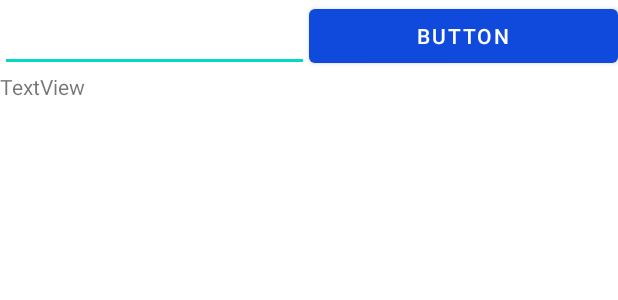
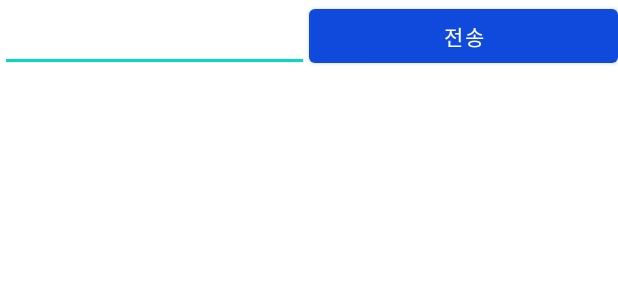
Before and after one commit to ghchoi0427/Android-Sandbox, an Android app: the layout activity_socket_client.xml on its own in the app's theme, with its tools: preview values and no code run, on a phone screen of 412 x 824 dp. Shown: the top 300 px of the screen. Run offline under Robolectric (Android 15) with nearby library versions, the light colour scheme and no system bars.

Commit message:
chore: 레이아웃 변경

```diff
--- a/app/src/main/res/layout/activity_socket_client.xml
+++ b/app/src/main/res/layout/activity_socket_client.xml
@@ -14,14 +14,14 @@
             android:id="@+id/edit_client_message"
             android:layout_width="match_parent"
             android:layout_height="match_parent"
-            android:layout_weight="1"/>
+            android:layout_weight="1" />
 
         <Button
             android:id="@+id/btn_socket_client_send"
             android:layout_width="match_parent"
             android:layout_height="match_parent"
             android:layout_weight="1"
-            android:text="Button" />
+            android:text="전송" />
     </LinearLayout>
 
     <ImageView
@@ -35,7 +35,6 @@
     <TextView
         android:id="@+id/txt_client_dialog"
         android:layout_width="match_parent"
-        android:layout_height="match_parent"
-        android:text="TextView" />
+        android:layout_height="match_parent" />
 
 </LinearLayout>
```
